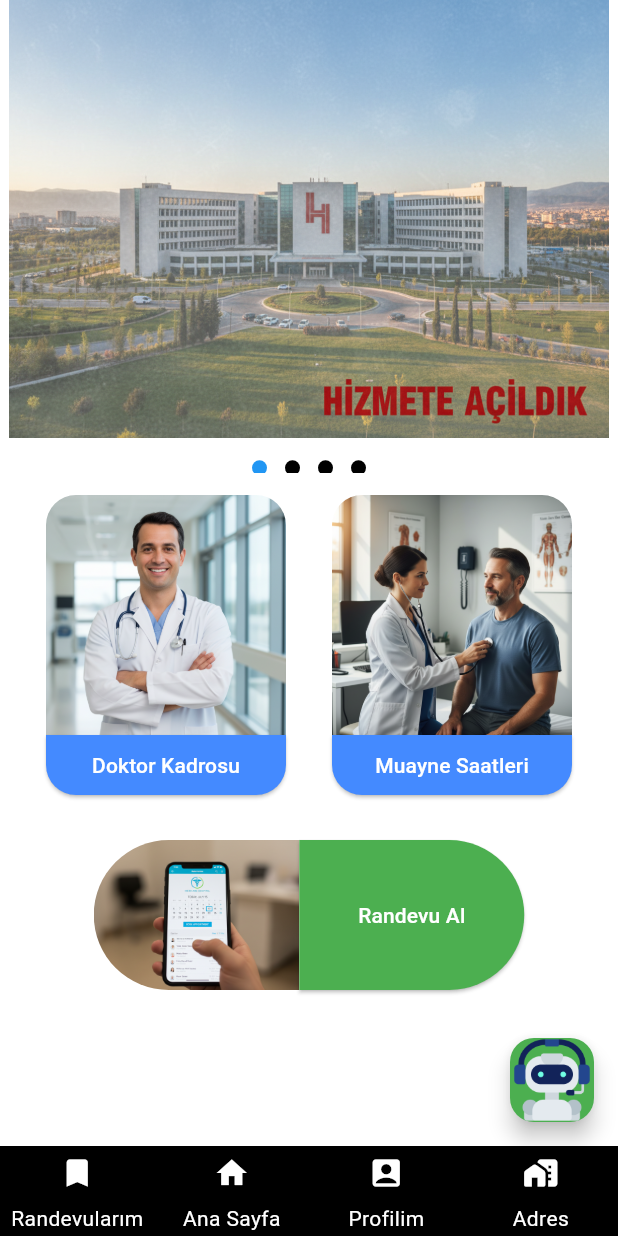
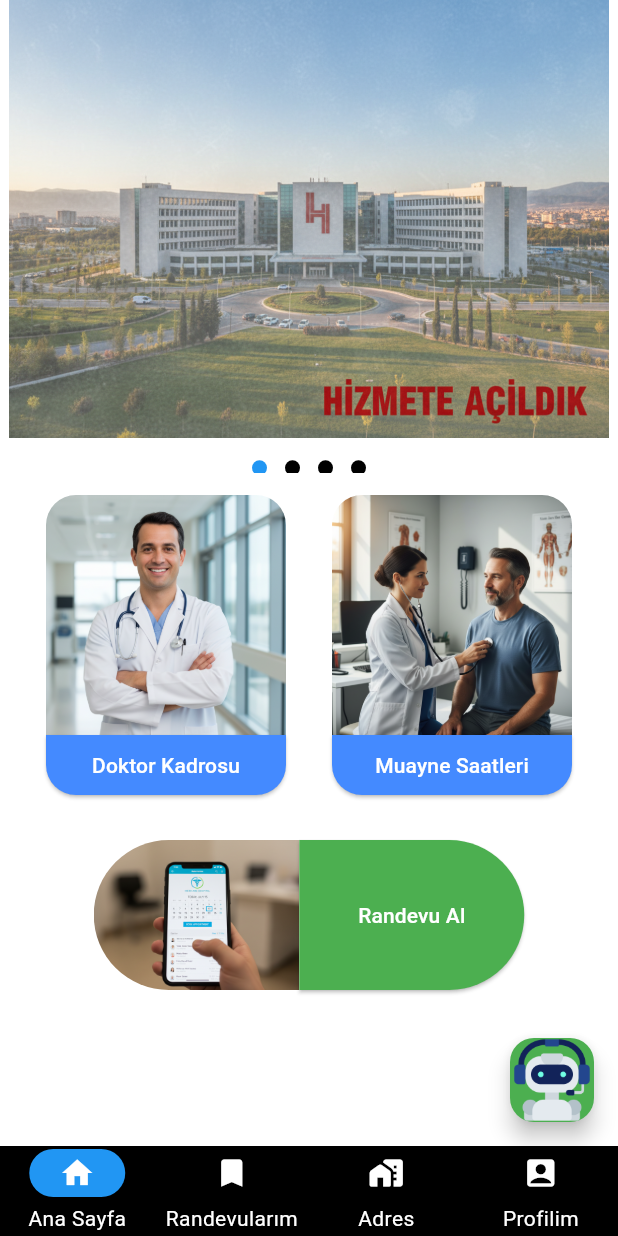
Before and after one commit to BekirTugraKarabulut/Hastane-Randevu-App, a Flutter app: the screen it shows after launch, after a tap on "Giriş Yap", after a tap on "Geç", on a phone screen of 412 x 824 dp. Run offline on Flutter 3.47's test engine with Material 3 defaults, Android fonts, the phone set to English and light mode, and no system bars; drawn by our look-alikes of smooth_page_indicator; our stand-ins replace lottie, shared_preferences; network calls fail; statements that could not run were skipped.

Commit message:
Sayfa Tasarımları Geliştirildi
Servisler yazıldı. API işlemleri yapıldı. Sayfa tasarımlarına devam edildi.

```diff
--- a/hastaneFlutter/lib/pages/Anasayfa.dart
+++ b/hastaneFlutter/lib/pages/Anasayfa.dart
@@ -1,4 +1,7 @@
 import 'package:flutter/material.dart';
+import 'package:hastane_flutter/pages/HastaneAdresSayfasi.dart';
+import 'package:hastane_flutter/pages/ProfilSayfa.dart';
+import 'package:hastane_flutter/pages/RandevularimSayfasi.dart';
 import 'package:smooth_page_indicator/smooth_page_indicator.dart';
 
 class Anasayfa extends StatefulWidget {
@@ -14,6 +17,20 @@ class Anasayfa extends StatefulWidget {
 class _AnasayfaState extends State<Anasayfa> {
 
   final  _pageController = PageController();
+  int _selectedIndex = 0;
+  late final List<Widget> _pages;
+
+  @override
+  void initState() {
+    _selectedIndex = 0;
+    _pages = [
+      _buildAnasayfa(widget.username),
+      Randevularimsayfasi(username: widget.username),
+      const Hastaneadressayfasi(),
+      Profilsayfa(username: widget.username),
+    ];
+    super.initState();
+  }
 
   Future<List<String>> smoothImages() async {
 
@@ -27,18 +44,15 @@ class _AnasayfaState extends State<Anasayfa> {
     return images;
   }
 
-  @override
-  Widget build(BuildContext context) {
-    return Scaffold(
-      backgroundColor: Colors.white,
-      body: SingleChildScrollView(
+    Widget _buildAnasayfa(String username) {
+      return SingleChildScrollView(
         child: Center(
           child: Column(
             children: [
               FutureBuilder(
                 future: smoothImages(),
                 builder: (context, snapshot) {
-                        if(snapshot.hasData){
+                  if (snapshot.hasData) {
                     var images = snapshot.data!;
                     return SizedBox(
                       width: 400,
@@ -70,20 +84,27 @@ class _AnasayfaState extends State<Anasayfa> {
                         },
                       ),
                     );
-                        }else{
+                  } else {
                     return const CircularProgressIndicator();
                   }
                 },
               ),
               Padding(
                 padding: const EdgeInsets.only(top: 15),
-                child: Row( mainAxisAlignment: MainAxisAlignment.spaceEvenly,
+                child: Row(mainAxisAlignment: MainAxisAlignment.spaceEvenly,
                   children: [
                     Column(
                       children: [
                         ClipRRect(
-                              borderRadius: BorderRadiusDirectional.only(topStart: Radius.circular(20) , topEnd: Radius.circular(20) , bottomStart: Radius.circular(0) , bottomEnd: Radius.circular(0))
-                              ,child: Image.asset("images/doktorgulenyuz_ikon.jpeg" , height: 160, width: 160)
+                            borderRadius: BorderRadiusDirectional.only(
+                                topStart: Radius.circular(20),
+                                topEnd: Radius.circular(20),
+                                bottomStart: Radius.circular(0),
+                                bottomEnd: Radius.circular(0))
+                            ,
+                            child: Image.asset(
+                                "images/doktorgulenyuz_ikon.jpeg", height: 160,
+                                width: 160)
                         ),
                         Container(
                           height: 40,
@@ -94,19 +115,31 @@ class _AnasayfaState extends State<Anasayfa> {
                               ),
                               shape: WidgetStatePropertyAll(
                                   RoundedRectangleBorder(
-                                borderRadius: BorderRadiusDirectional.only(bottomStart: Radius.circular(20) , bottomEnd: Radius.circular(20) , topStart: Radius.circular(0) , topEnd: Radius.circular(0))
+                                      borderRadius: BorderRadiusDirectional
+                                          .only(
+                                          bottomStart: Radius.circular(20),
+                                          bottomEnd: Radius.circular(20),
+                                          topStart: Radius.circular(0),
+                                          topEnd: Radius.circular(0))
                                   )
-                            )) ,onPressed: (){
+                              )), onPressed: () {
 
-                            }, child: Text("Doktor Kadrosu",style: TextStyle(color: Colors.white),)),
+                          }, child: Text("Doktor Kadrosu", style: TextStyle(
+                              color: Colors.white),)),
                         )
                       ],
                     ),
                     Column(
                       children: [
                         ClipRRect(
-                            borderRadius: BorderRadiusDirectional.only(topStart: Radius.circular(20) , topEnd: Radius.circular(20) , bottomStart: Radius.circular(0) , bottomEnd: Radius.circular(0))
-                            ,child: Image.asset("images/muayne.jpeg" , height: 160, width: 160)
+                            borderRadius: BorderRadiusDirectional.only(
+                                topStart: Radius.circular(20),
+                                topEnd: Radius.circular(20),
+                                bottomStart: Radius.circular(0),
+                                bottomEnd: Radius.circular(0))
+                            ,
+                            child: Image.asset(
+                                "images/muayne.jpeg", height: 160, width: 160)
                         ),
                         Container(
                           height: 40,
@@ -117,11 +150,17 @@ class _AnasayfaState extends State<Anasayfa> {
                               ),
                               shape: WidgetStatePropertyAll(
                                   RoundedRectangleBorder(
-                                      borderRadius: BorderRadiusDirectional.only(bottomStart: Radius.circular(20) , bottomEnd: Radius.circular(20) , topStart: Radius.circular(0) , topEnd: Radius.circular(0))
+                                      borderRadius: BorderRadiusDirectional
+                                          .only(
+                                          bottomStart: Radius.circular(20),
+                                          bottomEnd: Radius.circular(20),
+                                          topStart: Radius.circular(0),
+                                          topEnd: Radius.circular(0))
                                   )
-                              )) ,onPressed: (){
+                              )), onPressed: () {
 
-                          }, child: Text("Muayne Saatleri",style: TextStyle(color: Colors.white),)),
+                          }, child: Text("Muayne Saatleri", style: TextStyle(
+                              color: Colors.white),)),
                         )
                       ],
                     ),
@@ -130,7 +169,7 @@ class _AnasayfaState extends State<Anasayfa> {
               ),
               Padding(
                 padding: const EdgeInsets.only(top: 30),
-                child: Row( mainAxisAlignment: MainAxisAlignment.center,
+                child: Row(mainAxisAlignment: MainAxisAlignment.center,
                   children: [
                     ClipRRect(
                         borderRadius: BorderRadiusDirectional.only(
@@ -139,22 +178,32 @@ class _AnasayfaState extends State<Anasayfa> {
                             topEnd: Radius.circular(0),
                             topStart: Radius.circular(50)
                         )
-                    ,child: Image.asset("images/randevu-alma.jpeg" , height: 100, width: 137)),
+                        ,
+                        child: Image.asset(
+                            "images/randevu-alma.jpeg", height: 100,
+                            width: 137)),
                     Container(
                       width: 150,
                       height: 100,
                       child: ElevatedButton(style: ButtonStyle(
                         shape: WidgetStatePropertyAll(
                             RoundedRectangleBorder(
-                            borderRadius: BorderRadius.only(bottomLeft: Radius.circular(0) , bottomRight: Radius.circular(50) , topLeft: Radius.circular(0) , topRight: Radius.circular(50))
+                                borderRadius: BorderRadius.only(
+                                    bottomLeft: Radius.circular(0),
+                                    bottomRight: Radius.circular(50),
+                                    topLeft: Radius.circular(0),
+                                    topRight: Radius.circular(50))
                             )
                         ),
                         backgroundColor: WidgetStatePropertyAll(
                             Colors.green
                         ),
-                      ) ,onPressed: (){
+                      ),
+                          onPressed: () {
 
-                      }, child: Text("Randevu Al" , style: TextStyle(color: Colors.white),)),
+                          },
+                          child: Text("Randevu Al",
+                            style: TextStyle(color: Colors.white),)),
                     )
                   ],
                 ),
@@ -162,27 +211,49 @@ class _AnasayfaState extends State<Anasayfa> {
             ],
           ),
         ),
+      );
+    }
+      @override
+      Widget build(BuildContext context) {
+        return Scaffold(
+          backgroundColor: Colors.white,
+          body: IndexedStack(
+            index: _selectedIndex,
+            children: _pages,
           ),
-      bottomNavigationBar: NavigationBarTheme(
-          data: NavigationBarThemeData(
-            indicatorColor: Colors.black,
+          bottomNavigationBar: NavigationBar(
+            indicatorColor: Colors.blue,
+            backgroundColor: Colors.black,
+            selectedIndex: _selectedIndex,
             labelTextStyle: WidgetStatePropertyAll(
-              TextStyle(fontSize: 14, color: Colors.white),
+              TextStyle(
+                color: Colors.white
               )
             ),
-          child: NavigationBar(
-            backgroundColor: Colors.black,
-            selectedIndex: 1,
+            onDestinationSelected: (index) {
+              setState(() {
+                _selectedIndex = index;
+              });
+            },
             height: 60,
-            destinations: [
-              NavigationDestination(icon: Icon(Icons.bookmark_outlined , color: Colors.white,), label: "Randevularım"),
-              NavigationDestination(icon: Icon(Icons.home , color: Colors.white,), label: "Ana Sayfa"),
-              NavigationDestination(icon: Icon(Icons.account_box_rounded , color: Colors.white,), label: "Profilim"),
-              NavigationDestination(icon: Icon(Icons.home_work_rounded , color: Colors.white,), label: "Adres"),
+            destinations: const [
+              NavigationDestination(
+                  icon: Icon(Icons.home, color: Colors.white),
+                  label: "Ana Sayfa"),
+              NavigationDestination(
+                  icon: Icon(Icons.bookmark_outlined, color: Colors.white),
+                  label: "Randevularım"),
+              NavigationDestination(
+                  icon: Icon(Icons.home_work_rounded, color: Colors.white),
+                  label: "Adres"),
+              NavigationDestination(
+                  icon: Icon(Icons.account_box_rounded, color: Colors.white),
+                  label: "Profilim"),
             ],
           ),
-      ),
-      floatingActionButton: FloatingActionButton(backgroundColor: Colors.green , onPressed: (){
+          floatingActionButton: FloatingActionButton(
+            backgroundColor: Colors.green,
+            onPressed: () {
 
             },
             child: Image.asset("images/robot-assistant.jpeg"),
--- a/hastaneFlutter/lib/pages/GirisSayfa.dart
+++ b/hastaneFlutter/lib/pages/GirisSayfa.dart
@@ -115,6 +115,7 @@ class _GirissayfaState extends State<Girissayfa> {
                         SnackBar(content: Text("Giriş Başarılı."),
                         action: SnackBarAction(label: "Tamam", onPressed: (){}),)
                       );
+                      Navigator.pushReplacement(context, MaterialPageRoute(builder: (context) => Anasayfa(username: usernameKontrol.text)));
                     }
                     else{
                       ScaffoldMessenger.of(context).showSnackBar(
--- /dev/null
+++ b/hastaneFlutter/lib/pages/HastaneAdresSayfasi.dart
@@ -0,0 +1,19 @@
+import 'package:flutter/material.dart';
+
+class Hastaneadressayfasi extends StatefulWidget {
+  const Hastaneadressayfasi({super.key});
+
+  @override
+  State<Hastaneadressayfasi> createState() => _HastaneadressayfasiState();
+}
+
+class _HastaneadressayfasiState extends State<Hastaneadressayfasi> {
+  @override
+  Widget build(BuildContext context) {
+    return Scaffold(
+      appBar: AppBar(
+        title: Text("Hastane Bilgileri"),
+      ),
+    );
+  }
+}
--- /dev/null
+++ b/hastaneFlutter/lib/pages/ProfilSayfa.dart
@@ -0,0 +1,74 @@
+import 'package:flutter/material.dart';
+import 'package:hastane_flutter/pages/GirisSayfa.dart';
+import 'package:hastane_flutter/services/ProfilService.dart';
+
+class Profilsayfa extends StatefulWidget {
+
+    String username;
+
+    Profilsayfa({super.key, required this.username});
+
+  @override
+  State<Profilsayfa> createState() => _ProfilsayfaState();
+}
+
+class _ProfilsayfaState extends State<Profilsayfa> {
+
+  ProfilService _profilService = new ProfilService();
+
+  @override
+  Widget build(BuildContext context) {
+    return Scaffold(
+      appBar: AppBar(
+        title: Text("Profil Sayfası" , style: TextStyle(color: Colors.white ,fontWeight:  FontWeight.bold),),
+        backgroundColor: Colors.blueAccent,
+        centerTitle: true,
+        actions: [
+          Padding(
+            padding: const EdgeInsets.only(right: 15),
+            child: IconButton(onPressed: (){
+                Navigator.pushReplacement(context, MaterialPageRoute(builder: (context) => Girissayfa()));
+            }, icon: Icon(Icons.logout,color: Colors.red,)),
+          )
+        ],
+      ),
+      body: Center(
+        child: Column(
+          children: [
+              FutureBuilder(
+                  future: _profilService.profilBilgileri(widget.username),
+                  builder: (context, snapshot) {
+                    if(snapshot.hasData){
+                      var bilgiler = snapshot.data!;
+                      return Padding(
+                        padding: const EdgeInsets.only(top: 25),
+                        child: Column(
+                          children: [
+                                Image.asset("images/profile (1).jpeg" , width: 200, height: 200,),
+                                Padding(
+                                  padding: const EdgeInsets.only(top: 35),
+                                  child: Column(crossAxisAlignment: CrossAxisAlignment.start,
+                                    children: [
+                                      Text("TC NO : " + bilgiler["username"]),
+                                      Text("Ad : " + bilgiler["ad"]),
+                                      Text("Soyad : " + bilgiler["soyad"]),
+                                      Text("Telefon Numarası : " + bilgiler["telefonNo"]),
+                                      Text("Email : " + bilgiler["email"]),
+                                    ],
+                                  ),
+                                ),
+                          ],
+                        ),
+                      );
+                    }
+                    else{
+                      return CircularProgressIndicator();
+                    }
+                  },
+              )
+          ],
+        ),
+      ),
+    );
+  }
+}
--- /dev/null
+++ b/hastaneFlutter/lib/pages/RandevularimSayfasi.dart
@@ -0,0 +1,22 @@
+import 'package:flutter/material.dart';
+
+class Randevularimsayfasi extends StatefulWidget {
+
+  String username;
+
+  Randevularimsayfasi({super.key, required this.username});
+
+  @override
+  State<Randevularimsayfasi> createState() => _RandevularimsayfasiState();
+}
+
+class _RandevularimsayfasiState extends State<Randevularimsayfasi> {
+  @override
+  Widget build(BuildContext context) {
+    return Scaffold(
+      appBar: AppBar(
+        title: Text("Randevularım"),
+      ),
+    );
+  }
+}
--- /dev/null
+++ b/hastaneFlutter/lib/services/ProfilService.dart
@@ -0,0 +1,34 @@
+import 'dart:convert';
+
+import 'package:http/http.dart' as http;
+import 'package:shared_preferences/shared_preferences.dart';
+
+class ProfilService{
+
+      Future<Map<String , dynamic>> profilBilgileri(String username) async{
+
+        SharedPreferences prefs = await SharedPreferences.getInstance();
+        final accessToken = prefs.getString('accessToken');
+
+        final url = Uri.parse("http://10.0.2.2:8091/rest/api/kullanici/$username");
+        final response = await http.get(
+
+          url,
+          headers: {
+            'Content-Type': 'application/json',
+            "Authorization": "Bearer $accessToken",
+          },
+        );
+
+        if(response.statusCode == 200){
+          return jsonDecode(response.body);
+        }
+        else if (response.statusCode == 401){
+          throw Exception("Unauthorized");
+        }
+        else{
+          throw Exception("Failed to load profile information");
+        }
+
+      }
+}
```
Also changed, not shown: hastaneFlutter/images/profile (1).jpeg (added). Lines whose indentation alone changed are shown as unchanged.
